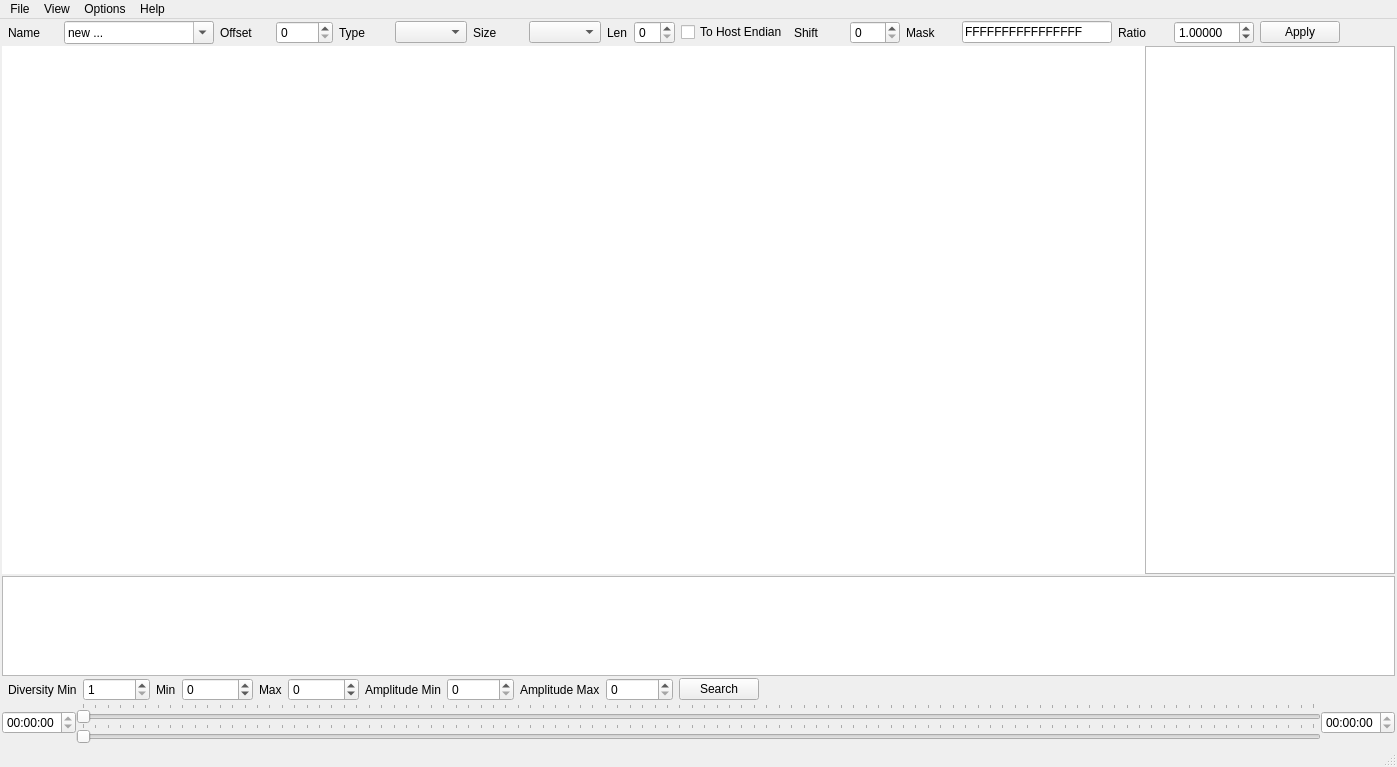
oktailb/ProtocolDigger, file drawer/src/mainwindow.ui: the form before one commit.
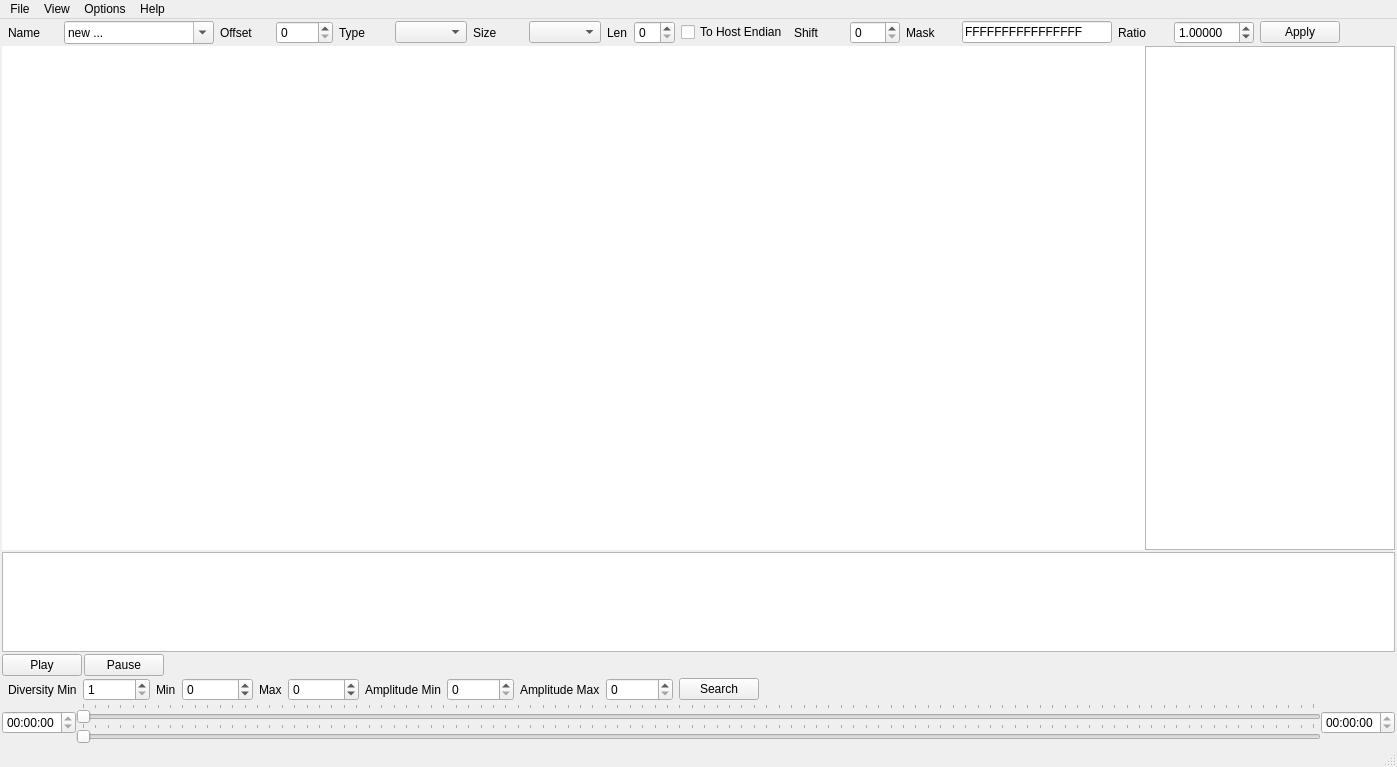
The form after the commit. Icons and pictures are not drawn. Custom widgets are drawn as their Qt base class.

Commit message:
Add next features base buttons
Add msgbox with MIT license
Add play/pause button for later usage

```diff
--- a/drawer/src/mainwindow.ui
+++ b/drawer/src/mainwindow.ui
@@ -465,6 +465,47 @@
       </property>
      </widget>
     </item>
+    <item>
+     <layout class="QHBoxLayout" name="MediaButtons">
+      <item>
+       <widget class="QPushButton" name="Play">
+        <property name="text">
+         <string>Play</string>
+        </property>
+        <property name="icon">
+         <iconset>
+          <normalon>:/drawer/play.png</normalon>
+         </iconset>
+        </property>
+       </widget>
+      </item>
+      <item>
+       <widget class="QPushButton" name="Pause">
+        <property name="text">
+         <string>Pause</string>
+        </property>
+        <property name="icon">
+         <iconset>
+          <normalon>:/drawer/pause.png</normalon>
+         </iconset>
+        </property>
+       </widget>
+      </item>
+      <item>
+       <spacer name="spacer">
+        <property name="orientation">
+         <enum>Qt::Horizontal</enum>
+        </property>
+        <property name="sizeHint" stdset="0">
+         <size>
+          <width>40</width>
+          <height>20</height>
+         </size>
+        </property>
+       </spacer>
+      </item>
+     </layout>
+    </item>
     <item>
      <layout class="QHBoxLayout" name="DataSearch">
       <property name="spacing">
```
The commit also changes 12 other files.
